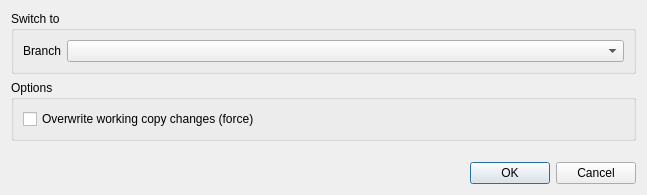
koordinates/kart-qgis-plugin, file kart/gui/switchdialog.ui: the form before one commit.
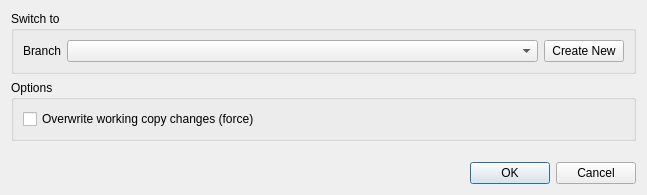
The form after the commit.

Commit message:
switch branch: add option to create new branch (#98)
fixes #88

What changed in the file:
```diff
--- a/kart/gui/switchdialog.ui
+++ b/kart/gui/switchdialog.ui
@@ -22,9 +22,6 @@
      <layout class="QVBoxLayout" name="verticalLayout">
       <item>
        <layout class="QGridLayout" name="gridLayout">
-        <item row="0" column="1">
-         <widget class="QComboBox" name="comboBranch"/>
-        </item>
         <item row="0" column="0">
          <widget class="QLabel" name="label">
           <property name="sizePolicy">
@@ -38,6 +35,22 @@
           </property>
          </widget>
         </item>
+        <item row="0" column="1">
+         <widget class="QComboBox" name="comboBranch"/>
+        </item>
+        <item row="0" column="2">
+          <widget class="QPushButton" name="btnCreateNew">
+           <property name="sizePolicy">
+            <sizepolicy hsizetype="Maximum" vsizetype="Fixed">
+             <horstretch>0</horstretch>
+             <verstretch>0</verstretch>
+            </sizepolicy>
+           </property>
+           <property name="text">
+            <string>Create New</string>
+           </property>
+          </widget>
+        </item>
        </layout>
       </item>
      </layout>
```
Lines whose indentation alone changed are shown as unchanged. The commit also changes 2 other files.
